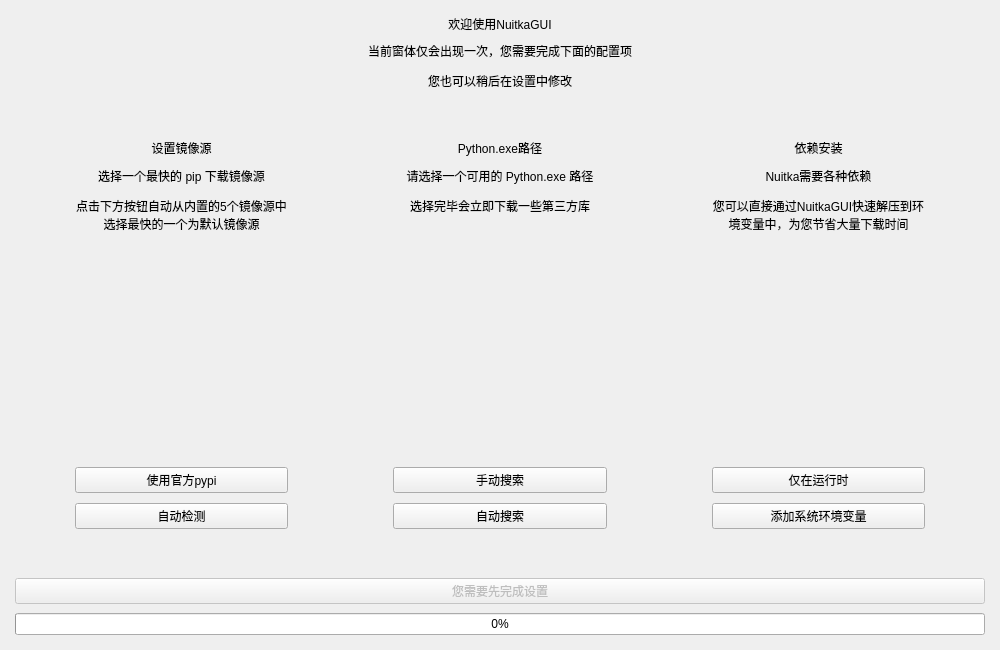
Before: the Qt Designer form ui/welcome_page_fluent.ui in 271374667/NuitkaGUI, drawn with Qt 5.
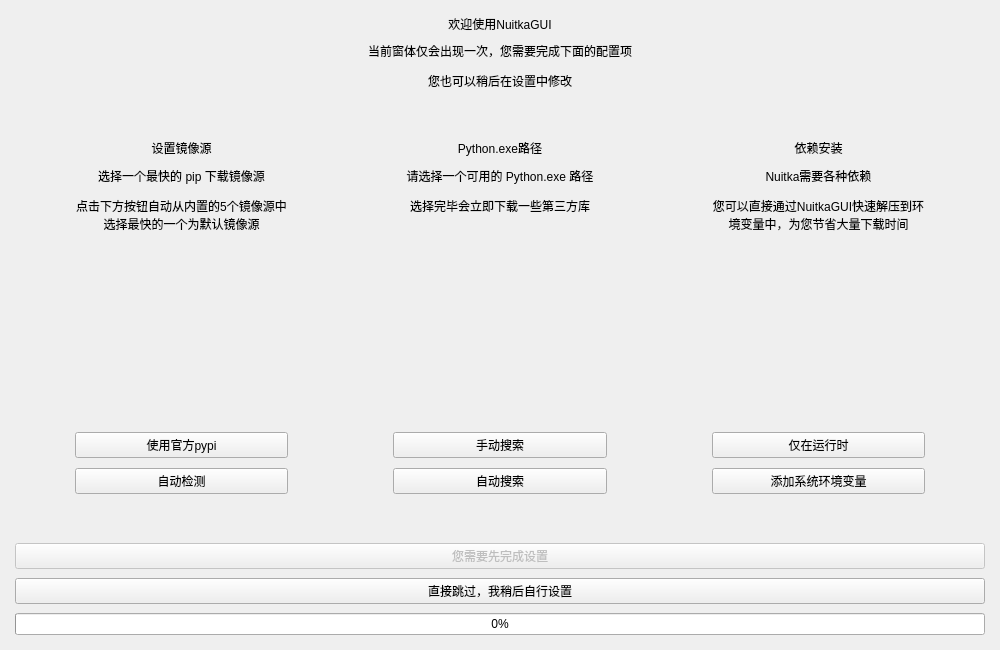
After: the same form once the commit is applied. Custom widgets are drawn as their Qt base class.

Commit message: ✨ feat(欢迎页面)：添加超链接按钮以跳过设置步骤 🐛 fix(欢迎页面)：更新Qt用户界面编译器版本至6.7.3 💡 docs(欢迎页面)：更新超链接按钮文本以提供更清晰的指示

The edit to the form file:
```diff
--- a/ui/welcome_page_fluent.ui
+++ b/ui/welcome_page_fluent.ui
@@ -445,6 +445,13 @@
      </property>
     </widget>
    </item>
+   <item>
+    <widget class="HyperlinkButton" name="HyperlinkButton">
+     <property name="text">
+      <string>直接跳过，我稍后自行设置</string>
+     </property>
+    </widget>
+   </item>
    <item>
     <widget class="ProgressBar" name="ProgressBar">
      <property name="maximum">
@@ -458,6 +465,11 @@
   </layout>
  </widget>
  <customwidgets>
+  <customwidget>
+   <class>HyperlinkButton</class>
+   <extends>PushButton</extends>
+   <header>qfluentwidgets</header>
+  </customwidget>
   <customwidget>
    <class>PushButton</class>
    <extends>QPushButton</extends>
```
The commit also changes 8 other files.
